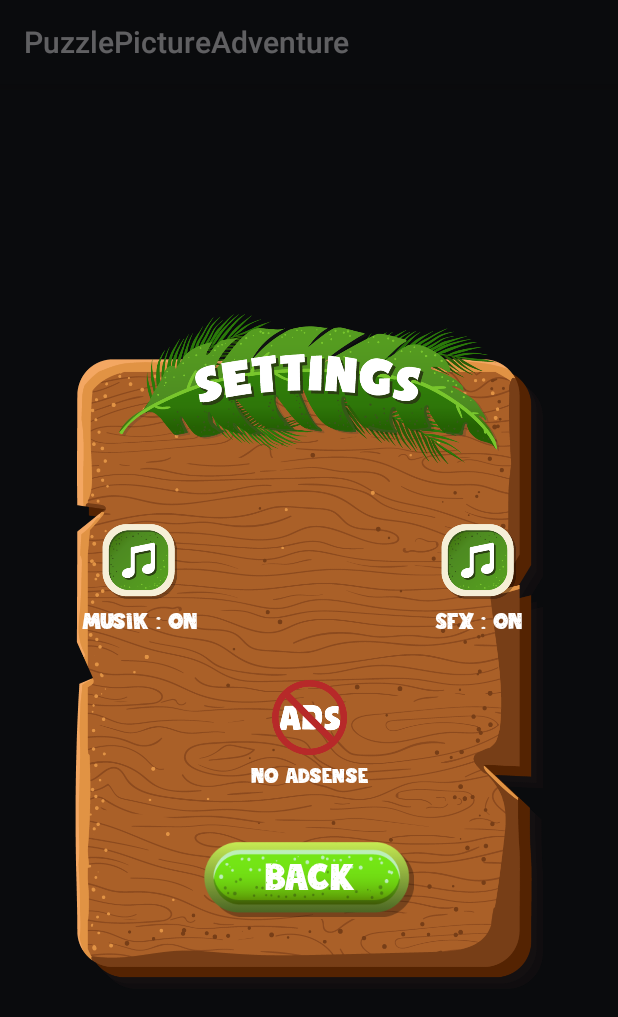
After one commit to rzaynuri08/EasterPictureAdventure, an Android app: the fragment SettingPopupActivity placed in its activity, on a phone screen of 412 x 824 dp. The commit adds this screen. Shown: the top 1017 px of the screen. Run offline under Robolectric (Android 15) with nearby library versions, the phone set to English and light mode, and no system bars; 4 statements that could not run were skipped.

Commit message:
Add DialogActivity For Setting

```diff
--- a/app/src/main/java/com/example/puzzlepictureadventure/MainActivity.kt
+++ b/app/src/main/java/com/example/puzzlepictureadventure/MainActivity.kt
@@ -2,7 +2,8 @@ package com.example.puzzlepictureadventure
 
 import android.media.MediaPlayer
 import android.os.Bundle
-import androidx.activity.enableEdgeToEdge
+import android.widget.ImageView
+import android.content.SharedPreferences
 import androidx.appcompat.app.AppCompatActivity
 import androidx.core.view.ViewCompat
 import androidx.core.view.WindowInsetsCompat
@@ -12,13 +13,27 @@ class MainActivity : AppCompatActivity() {
 
     override fun onCreate(savedInstanceState: Bundle?) {
         super.onCreate(savedInstanceState)
-        enableEdgeToEdge()
         setContentView(R.layout.activity_main)
 
         // Menginisialisasi MediaPlayer dengan file audio dari folder raw
         mediaPlayer = MediaPlayer.create(this, R.raw.backsound)  // Pastikan backsound.mp3 ada di res/raw
         mediaPlayer?.isLooping = true  // Mengatur agar musik diputar berulang
         mediaPlayer?.start()  // Memulai pemutaran musik
+
+        // Memeriksa status musik dari SharedPreferences
+        val sharedPreferences = getSharedPreferences("settings", MODE_PRIVATE)
+        val isMusicOn = sharedPreferences.getBoolean("isMusicOn", true)
+
+        if (!isMusicOn) {
+            mediaPlayer?.pause()  // Musik dimatikan, pause pemutaran
+        }
+
+        // Tombol pengaturan diklik untuk menampilkan dialog
+        val btnSetting = findViewById<ImageView>(R.id.btnsetting)
+        btnSetting.setOnClickListener {
+            val successNotificationDialog = SettingPopupActivity()
+            successNotificationDialog.show(supportFragmentManager, "SuccessNotificationDialog")
+        }
 
         // Mengatur padding sesuai dengan system bars (untuk edge-to-edge)
         ViewCompat.setOnApplyWindowInsetsListener(findViewById(R.id.main)) { v, insets ->
@@ -34,4 +49,18 @@ class MainActivity : AppCompatActivity() {
         mediaPlayer?.release()
         mediaPlayer = null
     }
+
+    // Fungsi untuk mengubah status musik
+    fun setMusicStatus(isMusicOn: Boolean) {
+        val sharedPreferences = getSharedPreferences("settings", MODE_PRIVATE)
+        val editor = sharedPreferences.edit()
+        editor.putBoolean("isMusicOn", isMusicOn)
+        editor.apply()
+
+        if (isMusicOn) {
+            mediaPlayer?.start()  // Nyalakan musik
+        } else {
+            mediaPlayer?.pause()  // Matikan musik
+        }
+    }
 }
--- /dev/null
+++ b/app/src/main/java/com/example/puzzlepictureadventure/View/DialogPopup/SettingPopupActivity.kt
@@ -0,0 +1,83 @@
+package com.example.puzzlepictureadventure
+
+import android.annotation.SuppressLint
+import android.os.Bundle
+import android.view.LayoutInflater
+import android.view.View
+import android.view.ViewGroup
+import androidx.fragment.app.DialogFragment
+import android.widget.ImageButton
+import android.widget.ImageView
+import android.widget.TextView
+import android.content.SharedPreferences
+import android.content.Context
+
+class SettingPopupActivity : DialogFragment() {
+
+    @SuppressLint("MissingInflatedId")
+    override fun onCreateView(
+        inflater: LayoutInflater, container: ViewGroup?,
+        savedInstanceState: Bundle?
+    ): View? {
+        // Inflate layout untuk dialog
+        val view = inflater.inflate(R.layout.activity_setting_popup, container, false)
+
+        // Mengatur background dialog menjadi transparan
+        dialog?.window?.setBackgroundDrawableResource(android.R.color.transparent)
+
+        // Mengambil referensi ke SharedPreferences
+        val sharedPreferences: SharedPreferences = requireActivity().getSharedPreferences("settings", Context.MODE_PRIVATE)
+        val editor = sharedPreferences.edit()
+
+        // Mengambil status musik dari SharedPreferences
+        val isMusicOn = sharedPreferences.getBoolean("isMusicOn", true)  // Pastikan ini adalah SharedPreferences, bukan editor
+
+        val btnMusik = view.findViewById<ImageView>(R.id.btnMusik)
+        val txtMusik = view.findViewById<TextView>(R.id.txtMusik)
+
+        // Mengatur tampilan awal berdasarkan status musik
+        if (isMusicOn) {
+            btnMusik.setImageResource(R.drawable.sound)
+            txtMusik.setText("Musik : ON")
+        } else {
+            btnMusik.setImageResource(R.drawable.sound_off)
+            txtMusik.setText("Musik : Off")
+        }
+
+        btnMusik.setOnClickListener {
+            // Mengubah status musik
+            if (isMusicOn) {
+                // Matikan musik
+                btnMusik.setImageResource(R.drawable.sound_off)
+                txtMusik.setText("Musik : Off")
+                editor.putBoolean("isMusicOn", false)  // Menyimpan status musik "Off"
+            } else {
+                // Nyalakan musik
+                btnMusik.setImageResource(R.drawable.sound)
+                txtMusik.setText("Musik : ON")
+                editor.putBoolean("isMusicOn", true)  // Menyimpan status musik "ON"
+            }
+
+            // Simpan perubahan
+            editor.apply()
+
+            // Panggil fungsi di MainActivity untuk mengubah status musik
+            // Pastikan SharedPreferences sudah diupdate terlebih dahulu
+            val newMusicStatus = sharedPreferences.getBoolean("isMusicOn", true)  // Ambil status yang sudah diubah
+            (requireActivity() as MainActivity).setMusicStatus(newMusicStatus)  // Kirim status musik ke MainActivity
+        }
+
+        view.findViewById<ImageButton>(R.id.btnback).setOnClickListener {
+            dismiss()
+        }
+
+        return view
+    }
+
+    // Mengatur tampilan dialog agar dapat mengabaikan frame dan margin
+    override fun onActivityCreated(savedInstanceState: Bundle?) {
+        super.onActivityCreated(savedInstanceState)
+        // Optional: Mengatur dialog untuk menampilkan seluruh layar atau sesuai kebutuhan
+        dialog?.window?.setLayout(ViewGroup.LayoutParams.WRAP_CONTENT, ViewGroup.LayoutParams.WRAP_CONTENT)
+    }
+}
--- a/app/src/main/res/layout/activity_main.xml
+++ b/app/src/main/res/layout/activity_main.xml
@@ -48,11 +48,12 @@
             app:layout_constraintTop_toTopOf="parent" />
 
         <ImageView
-            android:id="@+id/imageView4"
+            android:id="@+id/btnplay"
             android:layout_width="50dp"
             android:layout_height="50dp"
             android:layout_marginStart="80dp"
             android:src="@drawable/play"
+            android:clickable="true"
             app:layout_constraintBottom_toBottomOf="parent"
             app:layout_constraintStart_toStartOf="parent"
             app:layout_constraintTop_toTopOf="@+id/imageView3"
@@ -67,16 +68,17 @@
             android:text="PLAY"
             android:textColor="#ffff"
             android:textSize="18dp"
-            app:layout_constraintEnd_toEndOf="@+id/imageView4"
-            app:layout_constraintStart_toStartOf="@+id/imageView4"
-            app:layout_constraintTop_toBottomOf="@+id/imageView4" />
+            app:layout_constraintEnd_toEndOf="@+id/btnplay"
+            app:layout_constraintStart_toStartOf="@+id/btnplay"
+            app:layout_constraintTop_toBottomOf="@+id/btnplay" />
 
         <ImageView
-            android:id="@+id/imageView5"
+            android:id="@+id/btnsetting"
             android:layout_width="50dp"
             android:layout_height="50dp"
             android:layout_marginEnd="80dp"
             android:src="@drawable/settings"
+            android:clickable="true"
             app:layout_constraintBottom_toBottomOf="parent"
             app:layout_constraintEnd_toEndOf="@+id/imageView3"
             app:layout_constraintTop_toTopOf="parent"
@@ -90,9 +92,9 @@
             android:textColor="#ffff"
             android:textSize="17dp"
             android:paddingTop="5dp"
-            app:layout_constraintEnd_toEndOf="@+id/imageView5"
-            app:layout_constraintStart_toStartOf="@+id/imageView5"
-            app:layout_constraintTop_toBottomOf="@+id/imageView5" />
+            app:layout_constraintEnd_toEndOf="@+id/btnsetting"
+            app:layout_constraintStart_toStartOf="@+id/btnsetting"
+            app:layout_constraintTop_toBottomOf="@+id/btnsetting" />
 
     </androidx.constraintlayout.widget.ConstraintLayout>
 
--- /dev/null
+++ b/app/src/main/res/layout/activity_setting_popup.xml
@@ -0,0 +1,121 @@
+<?xml version="1.0" encoding="utf-8"?>
+<androidx.constraintlayout.widget.ConstraintLayout xmlns:android="http://schemas.android.com/apk/res/android"
+    xmlns:app="http://schemas.android.com/apk/res-auto"
+    xmlns:tools="http://schemas.android.com/tools"
+    android:id="@+id/main"
+    android:layout_width="290dp"
+    android:layout_height="wrap_content"
+    android:background="@android:color/transparent">
+
+    <ImageView
+        android:layout_width="match_parent"
+        android:layout_height="420dp"
+        android:layout_marginTop="30dp"
+        android:src="@drawable/setlayout"
+        app:layout_constraintEnd_toEndOf="parent"
+        app:layout_constraintHorizontal_bias="0.0"
+        app:layout_constraintStart_toStartOf="parent"
+        app:layout_constraintTop_toTopOf="parent" />
+
+    <ImageView
+        android:id="@+id/imageView6"
+        android:layout_width="match_parent"
+        android:layout_height="100dp"
+        android:src="@drawable/set"
+        app:layout_constraintEnd_toEndOf="parent"
+        app:layout_constraintStart_toStartOf="parent"
+        app:layout_constraintTop_toTopOf="parent" />
+
+    <ImageView
+        android:id="@+id/btnMusik"
+        android:layout_width="50dp"
+        android:layout_height="50dp"
+        android:clickable="true"
+        android:layout_marginStart="68dp"
+        android:layout_marginTop="140dp"
+        android:src="@drawable/sound"
+        app:layout_constraintStart_toStartOf="parent"
+        app:layout_constraintTop_toTopOf="parent" />
+
+    <TextView
+        android:id="@+id/txtMusik"
+        android:layout_width="wrap_content"
+        android:layout_height="wrap_content"
+        android:fontFamily="@font/stickytoffeesprinklesregular"
+        android:paddingTop="5dp"
+        android:text="Musik : ON"
+        android:textColor="#ffff"
+        android:textSize="15dp"
+        app:layout_constraintEnd_toEndOf="@+id/btnMusik"
+        app:layout_constraintStart_toStartOf="@+id/btnMusik"
+        app:layout_constraintTop_toBottomOf="@+id/btnMusik" />
+
+    <ImageView
+        android:id="@+id/btnSFX"
+        android:layout_width="50dp"
+        android:layout_height="50dp"
+        android:layout_marginTop="140dp"
+        android:clickable="true"
+        android:layout_marginEnd="68dp"
+        android:src="@drawable/sound"
+        app:layout_constraintEnd_toEndOf="parent"
+        app:layout_constraintTop_toTopOf="parent" />
+
+    <TextView
+        android:id="@+id/txtSFX"
+        android:layout_width="wrap_content"
+        android:layout_height="wrap_content"
+        android:fontFamily="@font/stickytoffeesprinklesregular"
+        android:paddingTop="5dp"
+        android:text="SFX : ON"
+        android:textColor="#ffff"
+        android:textSize="15dp"
+        app:layout_constraintEnd_toEndOf="@+id/btnSFX"
+        app:layout_constraintStart_toStartOf="@+id/btnSFX"
+        app:layout_constraintTop_toBottomOf="@+id/btnSFX" />
+
+    <ImageView
+        android:id="@+id/imageView9"
+        android:layout_width="50dp"
+        android:layout_height="50dp"
+        android:layout_marginTop="244dp"
+        android:src="@drawable/ico2"
+        app:layout_constraintEnd_toEndOf="@+id/btnSFX"
+        app:layout_constraintStart_toStartOf="@+id/btnMusik"
+        app:layout_constraintTop_toTopOf="parent" />
+
+    <TextView
+        android:layout_width="wrap_content"
+        android:layout_height="wrap_content"
+        android:fontFamily="@font/stickytoffeesprinklesregular"
+        android:text="No Adsense"
+        android:textColor="#ffff"
+        android:paddingTop="5dp"
+        app:layout_constraintEnd_toEndOf="@+id/imageView9"
+        app:layout_constraintStart_toStartOf="@+id/imageView9"
+        app:layout_constraintTop_toBottomOf="@+id/imageView9" />
+
+    <ImageButton
+        android:id="@+id/btnback"
+        android:layout_width="140dp"
+        android:layout_height="50dp"
+        android:layout_marginBottom="48dp"
+        android:background="@drawable/btn"
+        app:layout_constraintBottom_toBottomOf="parent"
+        app:layout_constraintEnd_toEndOf="parent"
+        app:layout_constraintStart_toStartOf="parent" />
+
+    <TextView
+        android:layout_width="wrap_content"
+        android:layout_height="wrap_content"
+        android:layout_marginBottom="60dp"
+        android:fontFamily="@font/stickytoffeesprinklesregular"
+        android:text="BACK"
+        android:textColor="#ffff"
+        android:textSize="25dp"
+        app:layout_constraintBottom_toBottomOf="parent"
+        app:layout_constraintEnd_toEndOf="parent"
+        app:layout_constraintHorizontal_bias="0.502"
+        app:layout_constraintStart_toStartOf="parent" />
+
+</androidx.constraintlayout.widget.ConstraintLayout>
--- a/app/src/main/res/values-night/themes.xml
+++ b/app/src/main/res/values-night/themes.xml
@@ -4,4 +4,12 @@
         <!-- Customize your dark theme here. -->
         <!-- <item name="colorPrimary">@color/my_dark_primary</item> -->
     </style>
+
+    <style name="Splash" parent="Theme.Material3.DayNight.NoActionBar">
+        <item name="android:statusBarColor">#eeefe7</item>
+    </style>
+
+    <style name="Main" parent="Theme.Material3.DayNight.NoActionBar">
+        <item name="android:statusBarColor">#45c3a8</item>
+    </style>
 </resources>
```
Also changed, not shown: app/src/main/AndroidManifest.xml (+6 -7 lines), app/src/main/res/drawable/btn.png (added), app/src/main/res/drawable/close.png (added), app/src/main/res/drawable/ico2.png (added), app/src/main/res/drawable/set.png (added), app/src/main/res/drawable/setlayout.png (added), app/src/main/res/drawable/sound.png (added), app/src/main/res/drawable/sound_off.png (added), app/src/main/res/drawable/table.png (added).
